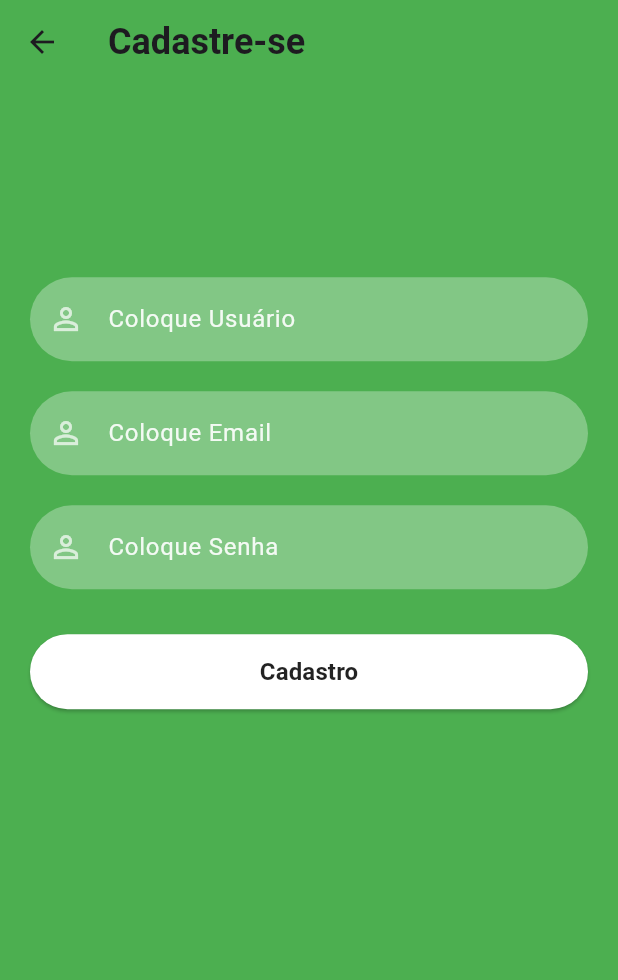
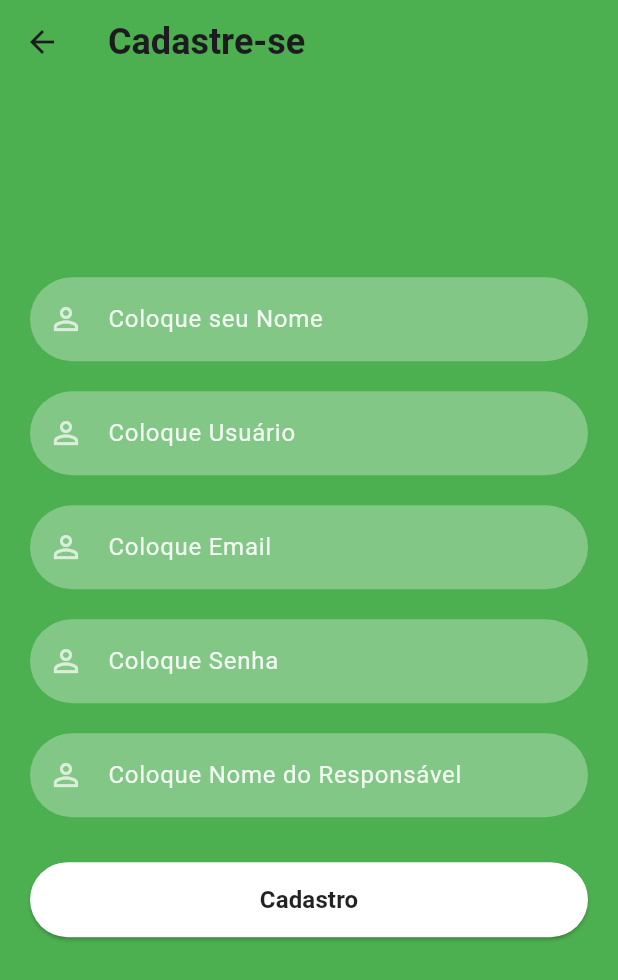
Before and after one commit to bksfps/NutriPet-Flutter, a Flutter app: the TelaCadastro screen opened directly, on a phone screen of 412 x 824 dp. Shown: the top 980 px of the screen. Run offline on Flutter 3.47's test engine with Material 3 defaults, Android fonts, the phone set to English and light mode, and no system bars.

Commit message:
segundo commit

```diff
--- a/lib/telas/cadastro_tela.dart
+++ b/lib/telas/cadastro_tela.dart
@@ -10,7 +10,9 @@ class TelaCadastro extends StatefulWidget {
 }
 
 class _TelaCadastroState extends State<TelaCadastro> {
+  TextEditingController _nomeTextController = TextEditingController();
   TextEditingController _userNameTextController = TextEditingController();
+  TextEditingController _responsavelTextController = TextEditingController();
   TextEditingController _passwordTextController = TextEditingController();
   TextEditingController _emailTextController = TextEditingController();
   @override
@@ -35,6 +37,10 @@ class _TelaCadastroState extends State<TelaCadastro> {
               const SizedBox(
                 height: 20,
               ),
+              textReusavel("Coloque seu Nome", Icons.person_outline, false, _nomeTextController),
+              const SizedBox(
+                height: 20,
+              ),
               textReusavel("Coloque Usuário", Icons.person_outline, false, _userNameTextController),
               const SizedBox(
                 height: 20,
@@ -44,6 +50,10 @@ class _TelaCadastroState extends State<TelaCadastro> {
                 height: 20,
               ),
               textReusavel("Coloque Senha", Icons.person_outline, true, _passwordTextController),
+              const SizedBox(
+                height: 20,
+              ),
+              textReusavel("Coloque Nome do Responsável", Icons.person_outline, false, _responsavelTextController),
               const SizedBox(
                 height: 20,
               ),
```
